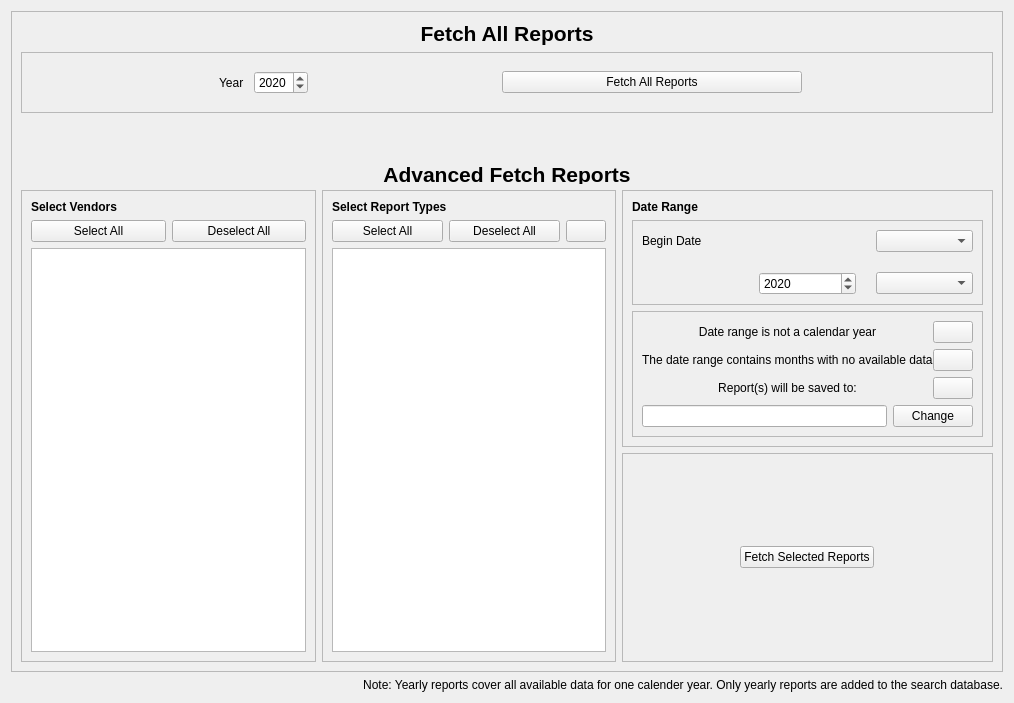
Before: the Qt Designer form ui/FetchReportsTab.ui in CS-4820-Library-Project/COUNTER-5-Report-Tool-2020-5.0, drawn with Qt 5.
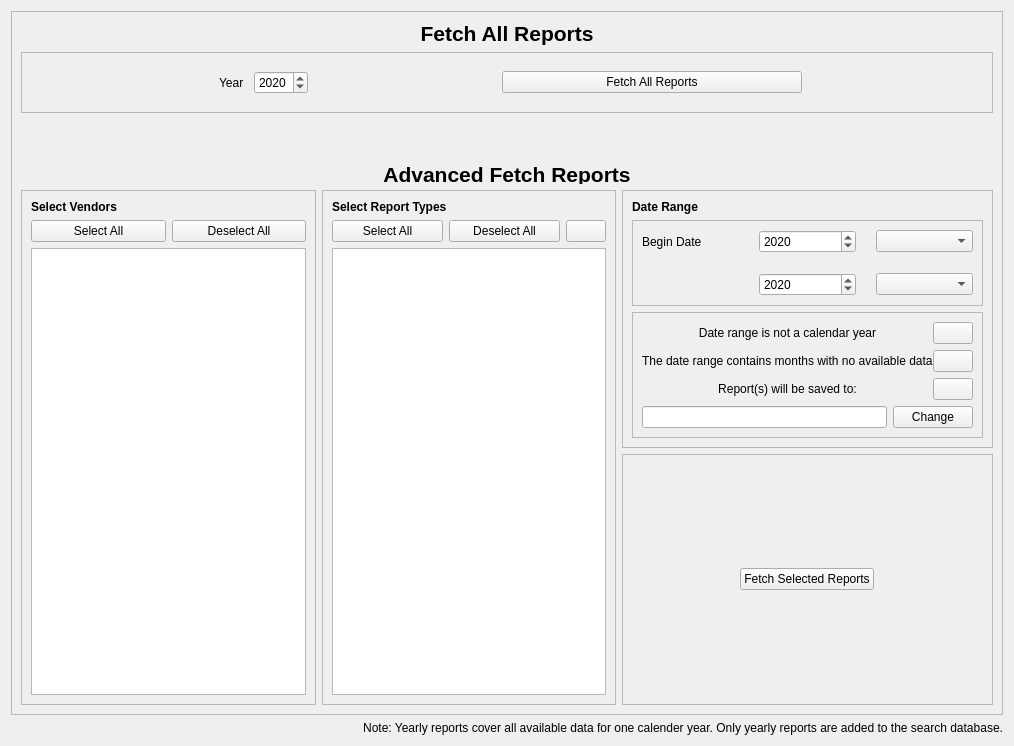
After: the same form once the commit is applied. Icons and pictures are not drawn.

```diff
--- a/ui/FetchReportsTab.ui
+++ b/ui/FetchReportsTab.ui
@@ -7,7 +7,7 @@
     <x>0</x>
     <y>0</y>
     <width>1014</width>
-    <height>703</height>
+    <height>746</height>
    </rect>
   </property>
   <property name="sizePolicy">
@@ -441,7 +441,7 @@
                   <property name="spacing">
                    <number>20</number>
                   </property>
-                  <item row="2" column="1">
+                  <item row="3" column="1">
                    <widget class="QDateEdit" name="end_date_edit_fetch_year">
                     <property name="dateTime">
                      <datetime>
@@ -458,22 +458,8 @@
                     </property>
                    </widget>
                   </item>
-                  <item row="2" column="2">
-                   <widget class="QDateEdit" name="end_date_edit_fetch_month">
-                    <property name="dateTime">
-                     <datetime>
-                      <hour>0</hour>
-                      <minute>0</minute>
-                      <second>0</second>
-                      <year>2020</year>
-                      <month>1</month>
-                      <day>1</day>
-                     </datetime>
-                    </property>
-                    <property name="displayFormat">
-                     <string>MMM</string>
-                    </property>
-                   </widget>
+                  <item row="0" column="2">
+                   <widget class="QComboBox" name="begin_month_combo_box"/>
                   </item>
                   <item row="0" column="0">
                    <widget class="QLabel" name="label_9">
@@ -482,12 +468,23 @@
                     </property>
                    </widget>
                   </item>
-                  <item row="0" column="2">
-                   <widget class="QComboBox" name="begin_month_combo_box"/>
-                  </item>
-                  <item row="2" column="2">
+                  <item row="3" column="2">
                    <widget class="QComboBox" name="end_month_combo_box"/>
                   </item>
+                  <item row="0" column="1">
+                   <widget class="QDateEdit" name="begin_date_edit_fetch_year">
+                    <property name="displayFormat">
+                     <string>yyyy</string>
+                    </property>
+                    <property name="date">
+                     <date>
+                      <year>2020</year>
+                      <month>1</month>
+                      <day>1</day>
+                     </date>
+                    </property>
+                   </widget>
+                  </item>
                  </layout>
                 </widget>
                </item>
```
Left out of the diff: 1 changed line with no effect on the pictures.
